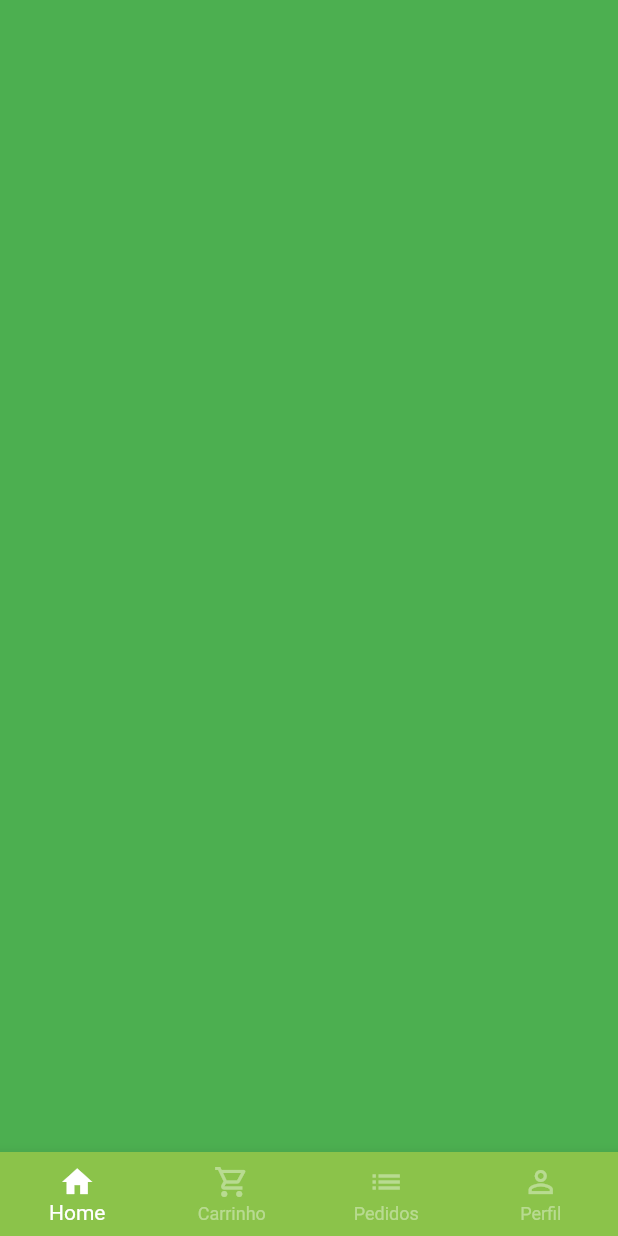
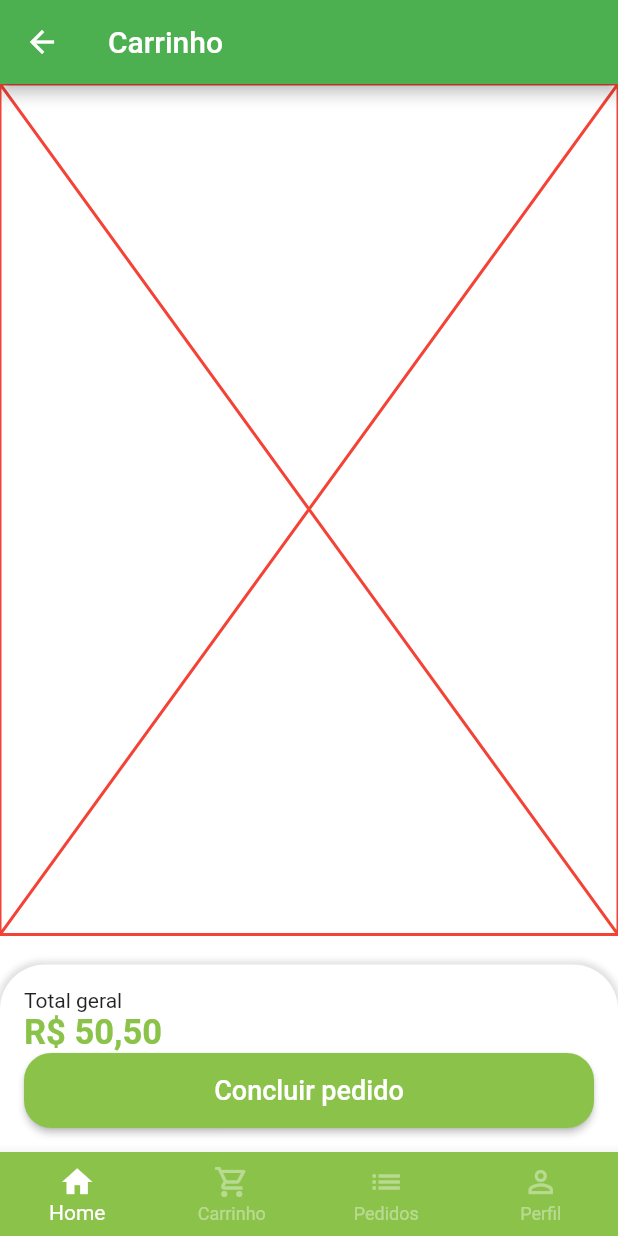
Before and after one commit to douglasgmsantos/udemy-quitanda, a Flutter app: the BaseScreen screen opened directly, swiped to page 2, on a phone screen of 412 x 824 dp. Run offline on Flutter 3.47's test engine with Material 2 defaults, Android fonts, the phone set to English and light mode, and no system bars; our stand-ins replace animated_text_kit, mask_text_input_formatter.

Commit message:
feature: adicionando tela de carrinho

```diff
--- a/lib/src/pages/base/base_screen.dart
+++ b/lib/src/pages/base/base_screen.dart
@@ -1,5 +1,6 @@
 import 'package:flutter/material.dart';
 import 'package:quitanda/src/config/custom_colors.dart';
+import 'package:quitanda/src/pages/cart/cart_tab.dart';
 import 'package:quitanda/src/pages/home/home_tab.dart';
 
 class BaseScreen extends StatefulWidget {
@@ -54,9 +55,7 @@ class _BaseScreenState extends State<BaseScreen> {
         controller: pageController,
         children: [
           const HomeTab(),
-          Container(
-            color: Colors.green,
-          ),
+          CartTab(),
           Container(
             color: Colors.blue,
           ),
--- /dev/null
+++ b/lib/src/pages/cart/cart_tab.dart
@@ -0,0 +1,68 @@
+import 'package:flutter/material.dart';
+import 'package:quitanda/src/config/custom_colors.dart';
+import 'package:quitanda/src/utils/utils_services.dart';
+
+class CartTab extends StatelessWidget {
+  CartTab({super.key});
+
+  final UtilsServices utilsServices = UtilsServices();
+
+  @override
+  Widget build(BuildContext context) {
+    return Scaffold(
+      appBar: AppBar(
+        title: const Text("Carrinho"),
+      ),
+      body: Column(
+        children: [
+          const Expanded(child: Placeholder(color: Colors.red)),
+          const SizedBox(
+            height: 20,
+          ),
+          Container(
+            padding: const EdgeInsets.all(16),
+            decoration: BoxDecoration(
+                color: Colors.white,
+                borderRadius:
+                    const BorderRadius.vertical(top: Radius.circular(30)),
+                boxShadow: [
+                  BoxShadow(
+                      color: Colors.grey.shade300,
+                      blurRadius: 3,
+                      spreadRadius: 2)
+                ]),
+            child: Column(
+              crossAxisAlignment: CrossAxisAlignment.stretch,
+              children: [
+                const Text(
+                  "Total geral",
+                  style: TextStyle(fontSize: 14),
+                ),
+                Text(
+                  utilsServices.priceToCurrency(50.50),
+                  style: TextStyle(
+                      fontSize: 23,
+                      color: CustomColors.customSwatchColor,
+                      fontWeight: FontWeight.bold),
+                ),
+                SizedBox(
+                  height: 50,
+                  child: ElevatedButton(
+                      style: ElevatedButton.styleFrom(
+                          backgroundColor: CustomColors.customSwatchColor,
+                          shape: RoundedRectangleBorder(
+                              borderRadius: BorderRadius.circular(18))),
+                      onPressed: () {},
+                      child: const Text(
+                        "Concluir pedido",
+                        style: TextStyle(fontSize: 18),
+                      )),
+                )
+              ],
+            ),
+          )
+        ],
+      ),
+    );
+  }
+}
```
